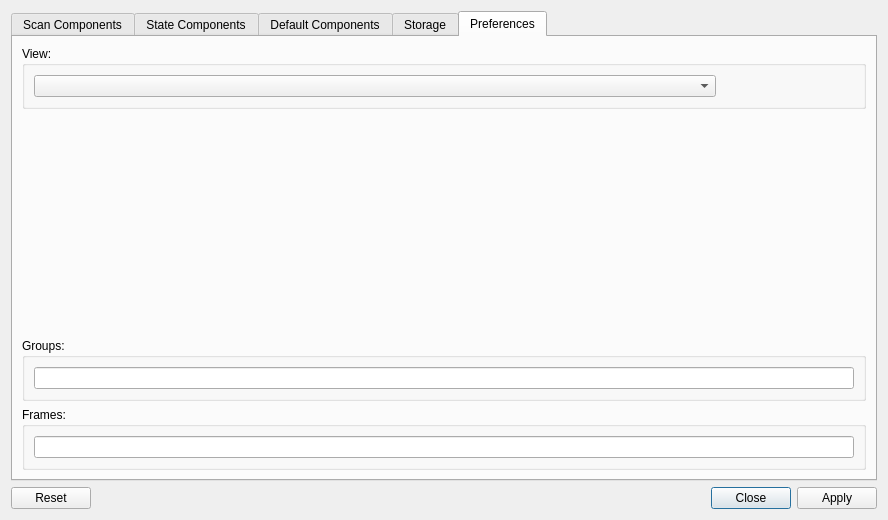
nexdatas/nxselector, file nxselector/ui/selector.ui: the form before one commit.
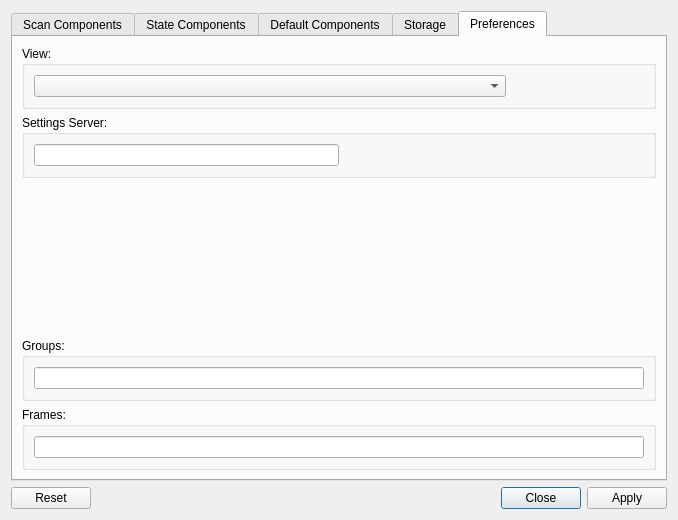
The form after the commit. The open tabs and pages were chosen to show the change.

Commit message: adding view combobox

The edit to the form file:
```diff
--- a/nxselector/ui/selector.ui
+++ b/nxselector/ui/selector.ui
@@ -6,7 +6,7 @@
    <rect>
     <x>0</x>
     <y>0</y>
-    <width>888</width>
+    <width>678</width>
     <height>520</height>
    </rect>
   </property>
@@ -200,16 +200,6 @@
             <item row="0" column="0">
              <layout class="QGridLayout" name="gridLayout_6">
               <item row="0" column="0">
-               <widget class="QLabel" name="devSettingsLabel">
-                <property name="text">
-                 <string>Settings Device:</string>
-                </property>
-               </widget>
-              </item>
-              <item row="0" column="1">
-               <widget class="QLineEdit" name="devSettingsLineEdit"/>
-              </item>
-              <item row="1" column="0">
                <widget class="QLabel" name="devConfigLabel">
                 <property name="text">
                  <string>Config Device:</string>
@@ -346,7 +336,7 @@
          </layout>
         </widget>
        </item>
-       <item row="2" column="0">
+       <item row="3" column="0">
         <widget class="QGroupBox" name="groupBox_5">
          <property name="title">
           <string>Groups:</string>
@@ -358,7 +348,7 @@
          </layout>
         </widget>
        </item>
-       <item row="3" column="0">
+       <item row="4" column="0">
         <widget class="QGroupBox" name="groupBox_4">
          <property name="title">
           <string>Frames:</string>
@@ -370,7 +360,7 @@
          </layout>
         </widget>
        </item>
-       <item row="1" column="0">
+       <item row="2" column="0">
         <spacer name="verticalSpacer_3">
          <property name="orientation">
           <enum>Qt::Vertical</enum>
@@ -383,6 +373,35 @@
          </property>
         </spacer>
        </item>
+       <item row="1" column="0">
+        <widget class="QGroupBox" name="serverGroupBox">
+         <property name="title">
+          <string>Settings Server:</string>
+         </property>
+         <layout class="QGridLayout" name="gridLayout_15">
+          <item row="0" column="0">
+           <layout class="QHBoxLayout" name="horizontalLayout">
+            <item>
+             <widget class="QLineEdit" name="devSettingsLineEdit"/>
+            </item>
+            <item>
+             <spacer name="horizontalSpacer_2">
+              <property name="orientation">
+               <enum>Qt::Horizontal</enum>
+              </property>
+              <property name="sizeHint" stdset="0">
+               <size>
+                <width>40</width>
+                <height>20</height>
+               </size>
+              </property>
+             </spacer>
+            </item>
+           </layout>
+          </item>
+         </layout>
+        </widget>
+       </item>
       </layout>
      </widget>
     </widget>
```
Left out of the diff: 32 changed lines with no effect on the pictures. The commit also changes 3 other files.
